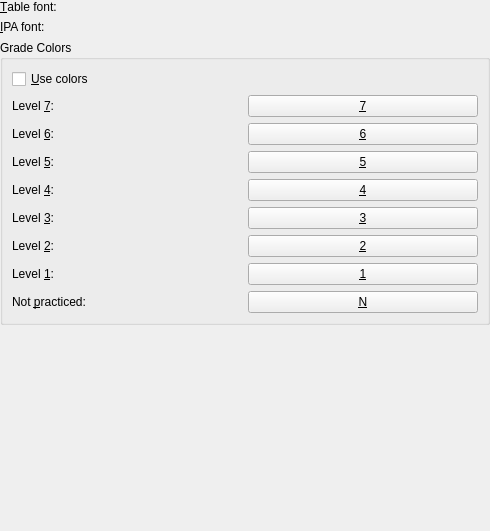
Before: the Qt Designer form src/settings/viewoptionsbase.ui in KDE/parley, drawn with Qt 5.
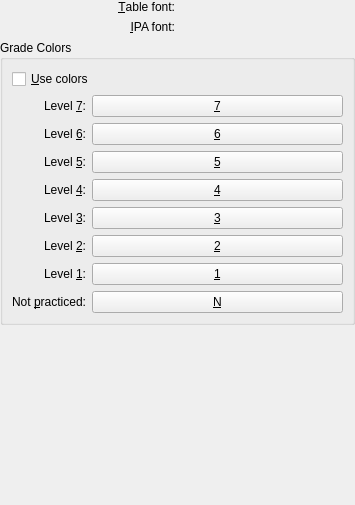
After: the same form once the commit is applied. Custom widgets are drawn as their Qt base class.

Commit message: make some dialog labels right aligned

The edit to the form file:
```diff
--- a/src/settings/viewoptionsbase.ui
+++ b/src/settings/viewoptionsbase.ui
@@ -5,8 +5,8 @@
    <rect>
     <x>0</x>
     <y>0</y>
-    <width>490</width>
-    <height>531</height>
+    <width>355</width>
+    <height>505</height>
    </rect>
   </property>
   <layout class="QGridLayout" >
@@ -52,6 +52,9 @@
        <property name="text" >
         <string>&amp;IPA font:</string>
        </property>
+       <property name="alignment" >
+        <set>Qt::AlignRight|Qt::AlignTrailing|Qt::AlignVCenter</set>
+       </property>
        <property name="buddy" >
         <cstring>kcfg_IPAFont</cstring>
        </property>
@@ -62,6 +65,9 @@
        <property name="text" >
         <string>&amp;Table font:</string>
        </property>
+       <property name="alignment" >
+        <set>Qt::AlignRight|Qt::AlignTrailing|Qt::AlignVCenter</set>
+       </property>
        <property name="buddy" >
         <cstring>kcfg_TableFont</cstring>
        </property>
@@ -97,7 +103,7 @@
       <item row="8" column="1" >
        <widget class="KColorButton" name="kcfg_GradeColor0" >
         <property name="sizePolicy" >
-         <sizepolicy vsizetype="Fixed" hsizetype="Preferred" >
+         <sizepolicy vsizetype="Fixed" hsizetype="Expanding" >
           <horstretch>0</horstretch>
           <verstretch>0</verstretch>
          </sizepolicy>
@@ -110,7 +116,7 @@
       <item row="7" column="1" >
        <widget class="KColorButton" name="kcfg_GradeColor1" >
         <property name="sizePolicy" >
-         <sizepolicy vsizetype="Fixed" hsizetype="Preferred" >
+         <sizepolicy vsizetype="Fixed" hsizetype="Expanding" >
           <horstretch>0</horstretch>
           <verstretch>0</verstretch>
          </sizepolicy>
@@ -132,7 +138,7 @@
       <item row="6" column="1" >
        <widget class="KColorButton" name="kcfg_GradeColor2" >
         <property name="sizePolicy" >
-         <sizepolicy vsizetype="Fixed" hsizetype="Preferred" >
+         <sizepolicy vsizetype="Fixed" hsizetype="Expanding" >
           <horstretch>0</horstretch>
           <verstretch>0</verstretch>
          </sizepolicy>
@@ -154,7 +160,7 @@
       <item row="5" column="1" >
        <widget class="KColorButton" name="kcfg_GradeColor3" >
         <property name="sizePolicy" >
-         <sizepolicy vsizetype="Fixed" hsizetype="Preferred" >
+         <sizepolicy vsizetype="Fixed" hsizetype="Expanding" >
           <horstretch>0</horstretch>
           <verstretch>0</verstretch>
          </sizepolicy>
@@ -176,7 +182,7 @@
       <item row="4" column="1" >
        <widget class="KColorButton" name="kcfg_GradeColor4" >
         <property name="sizePolicy" >
-         <sizepolicy vsizetype="Fixed" hsizetype="Preferred" >
+         <sizepolicy vsizetype="Fixed" hsizetype="Expanding" >
           <horstretch>0</horstretch>
           <verstretch>0</verstretch>
          </sizepolicy>
@@ -198,7 +204,7 @@
       <item row="3" column="1" >
        <widget class="KColorButton" name="kcfg_GradeColor5" >
         <property name="sizePolicy" >
-         <sizepolicy vsizetype="Fixed" hsizetype="Preferred" >
+         <sizepolicy vsizetype="Fixed" hsizetype="Expanding" >
           <horstretch>0</horstretch>
           <verstretch>0</verstretch>
          </sizepolicy>
@@ -220,7 +226,7 @@
       <item row="2" column="1" >
        <widget class="KColorButton" name="kcfg_GradeColor6" >
         <property name="sizePolicy" >
-         <sizepolicy vsizetype="Fixed" hsizetype="Preferred" >
+         <sizepolicy vsizetype="Fixed" hsizetype="Expanding" >
           <horstretch>0</horstretch>
           <verstretch>0</verstretch>
          </sizepolicy>
@@ -242,7 +248,7 @@
       <item row="1" column="1" >
        <widget class="KColorButton" name="kcfg_GradeColor7" >
         <property name="sizePolicy" >
-         <sizepolicy vsizetype="Fixed" hsizetype="Preferred" >
+         <sizepolicy vsizetype="Fixed" hsizetype="Expanding" >
           <horstretch>0</horstretch>
           <verstretch>0</verstretch>
          </sizepolicy>
@@ -272,6 +278,9 @@
         <property name="text" >
          <string>Level &amp;7:</string>
         </property>
+        <property name="alignment" >
+         <set>Qt::AlignRight|Qt::AlignTrailing|Qt::AlignVCenter</set>
+        </property>
         <property name="buddy" >
          <cstring>kcfg_GradeColor7</cstring>
         </property>
@@ -288,6 +297,9 @@
         <property name="text" >
          <string>Level &amp;6:</string>
         </property>
+        <property name="alignment" >
+         <set>Qt::AlignRight|Qt::AlignTrailing|Qt::AlignVCenter</set>
+        </property>
         <property name="buddy" >
          <cstring>kcfg_GradeColor6</cstring>
         </property>
@@ -304,6 +316,9 @@
         <property name="text" >
          <string>Level &amp;5:</string>
         </property>
+        <property name="alignment" >
+         <set>Qt::AlignRight|Qt::AlignTrailing|Qt::AlignVCenter</set>
+        </property>
         <property name="buddy" >
          <cstring>kcfg_GradeColor5</cstring>
         </property>
@@ -320,6 +335,9 @@
         <property name="text" >
          <string>Level &amp;4:</string>
         </property>
+        <property name="alignment" >
+         <set>Qt::AlignRight|Qt::AlignTrailing|Qt::AlignVCenter</set>
+        </property>
         <property name="buddy" >
          <cstring>kcfg_GradeColor4</cstring>
         </property>
@@ -336,6 +354,9 @@
         <property name="text" >
          <string>Level &amp;3:</string>
         </property>
+        <property name="alignment" >
+         <set>Qt::AlignRight|Qt::AlignTrailing|Qt::AlignVCenter</set>
+        </property>
         <property name="buddy" >
          <cstring>kcfg_GradeColor3</cstring>
         </property>
@@ -352,6 +373,9 @@
         <property name="text" >
          <string>Level &amp;2:</string>
         </property>
+        <property name="alignment" >
+         <set>Qt::AlignRight|Qt::AlignTrailing|Qt::AlignVCenter</set>
+        </property>
         <property name="buddy" >
          <cstring>kcfg_GradeColor2</cstring>
         </property>
@@ -368,6 +392,9 @@
         <property name="text" >
          <string>Level &amp;1:</string>
         </property>
+        <property name="alignment" >
+         <set>Qt::AlignRight|Qt::AlignTrailing|Qt::AlignVCenter</set>
+        </property>
         <property name="buddy" >
          <cstring>kcfg_GradeColor1</cstring>
         </property>
@@ -384,6 +411,9 @@
         <property name="text" >
          <string>Not &amp;practiced:</string>
         </property>
+        <property name="alignment" >
+         <set>Qt::AlignRight|Qt::AlignTrailing|Qt::AlignVCenter</set>
+        </property>
         <property name="buddy" >
          <cstring>kcfg_GradeColor0</cstring>
         </property>
```
The commit also changes 15 other files.
